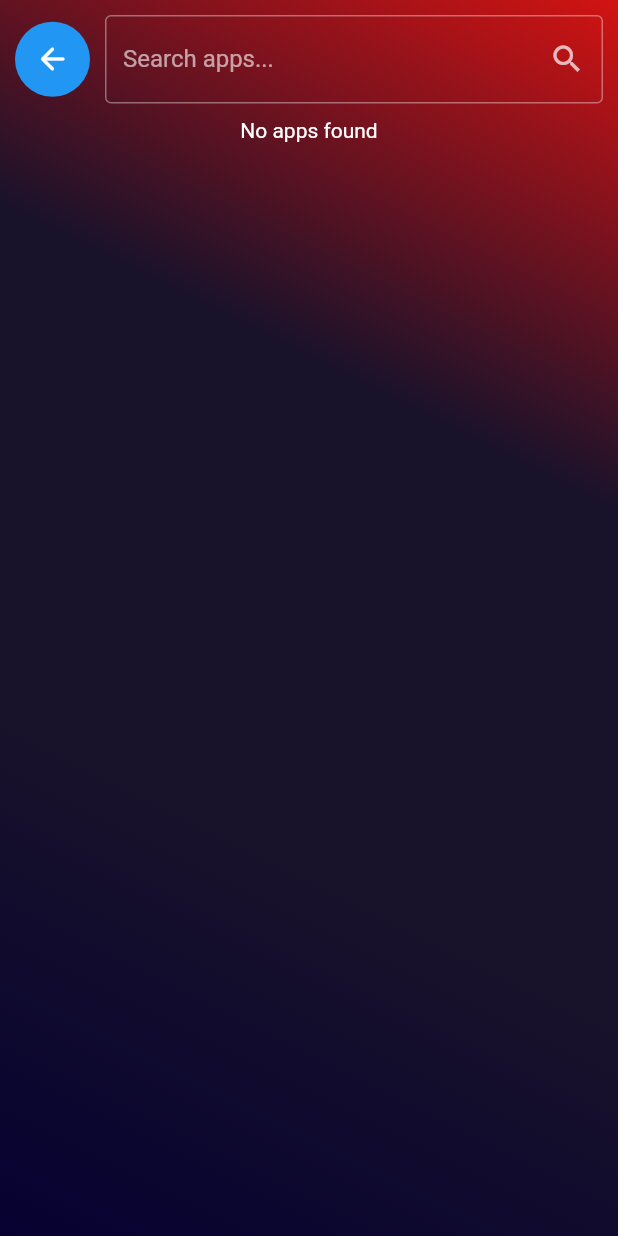
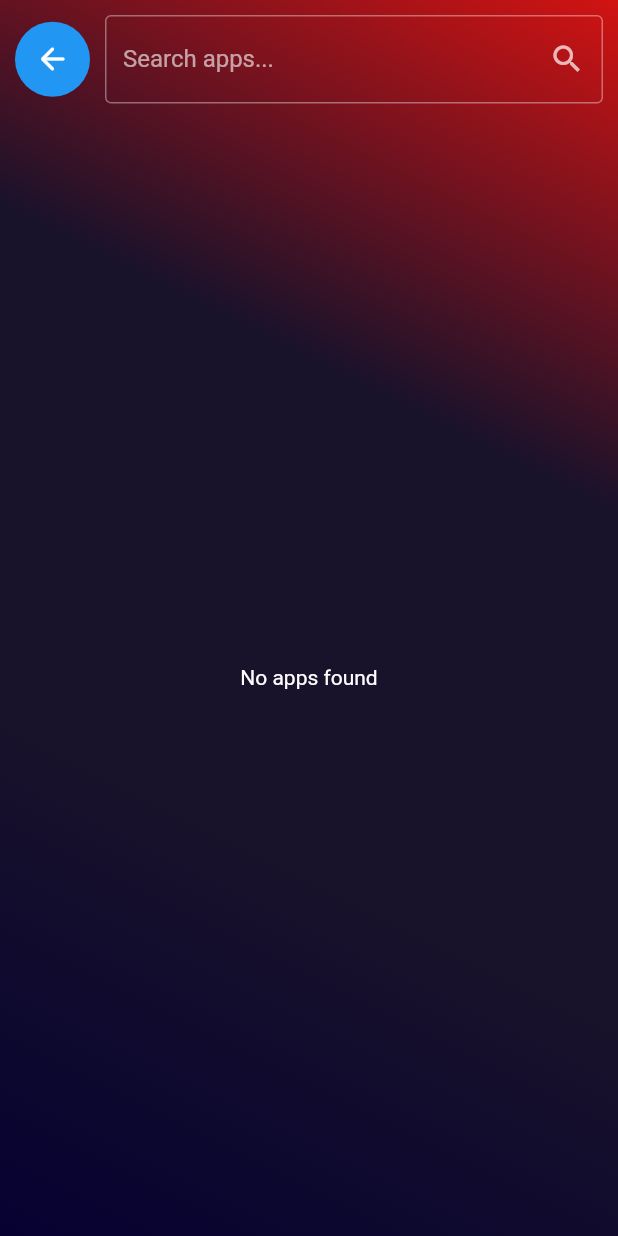
Before and after one commit to itssadil/Bi_Launcher, a Flutter app: the SearchPage screen opened directly, on a phone screen of 412 x 824 dp. Run offline on Flutter 3.47's test engine with Material 2 defaults, Android fonts, the phone set to English and light mode, and no system bars; our stand-ins replace chewie, rive, shared_preferences, video_player; missing offline and left inert: device_apps; accounts and stored records are empty; network calls fail.

Commit message:
Search option update

```diff
--- a/lib/pages/searchPage.dart
+++ b/lib/pages/searchPage.dart
@@ -114,7 +114,7 @@ class _SearchPageState extends State<SearchPage> {
                   ],
                 ),
               ),
-              _buildBody(),
+              Expanded(child: _buildBody()),
             ],
           )),
     );
@@ -132,8 +132,7 @@ class _SearchPageState extends State<SearchPage> {
         child: Text('No apps found'),
       );
     }
-    return Expanded(
-      child: GridView.builder(
+    return GridView.builder(
       gridDelegate: SliverGridDelegateWithFixedCrossAxisCount(
         crossAxisCount: 5,
         crossAxisSpacing: 8,
@@ -167,7 +166,6 @@ class _SearchPageState extends State<SearchPage> {
           ),
         );
       },
-      ),
     );
   }
 }
```
Lines whose indentation alone changed are shown as unchanged.
